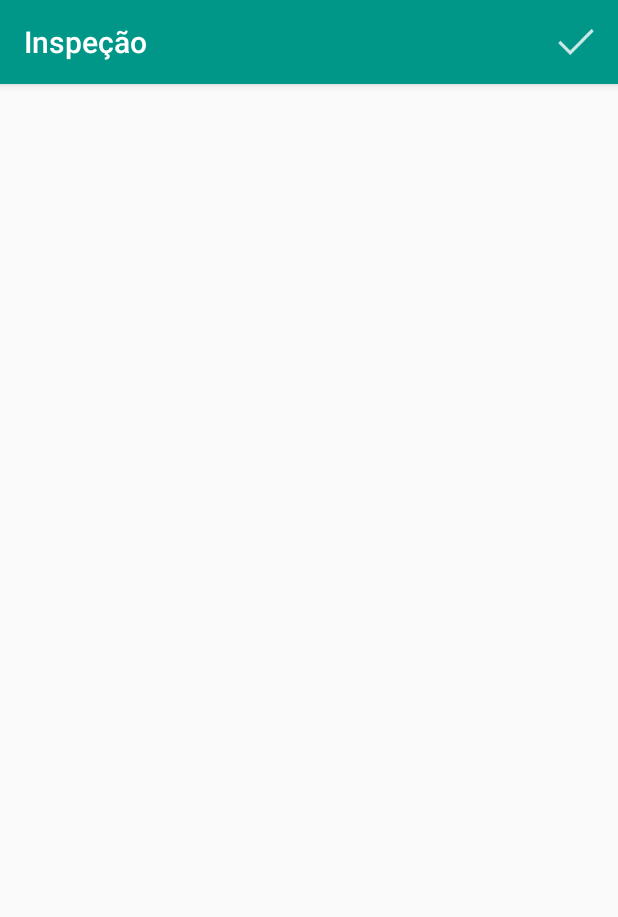
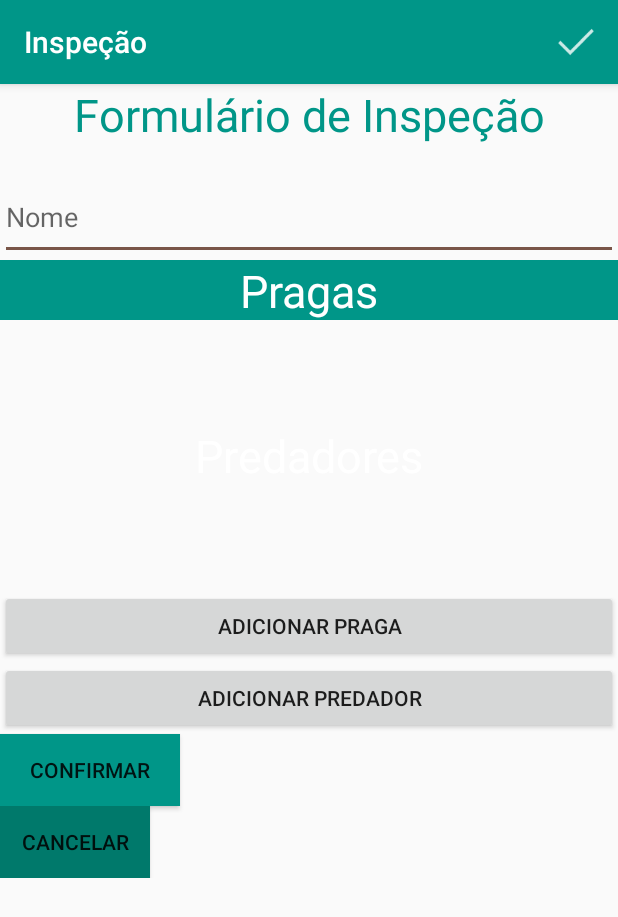
Before and after one commit to Embrapa-Hackaton/AgroHacker, an Android app: the InspectionFormController screen opened directly, with no data from a screen before it, on a phone screen of 412 x 824 dp. Shown: the top 917 px of the screen. Run offline under Robolectric (Android 15) with nearby library versions, the phone set to English and light mode, and no system bars.

Commit message:
Updates on Field Inspection methods

```diff
--- a/app/src/main/java/hackathon/embrapa/agrohacker/controller/InspectionFormController.java
+++ b/app/src/main/java/hackathon/embrapa/agrohacker/controller/InspectionFormController.java
@@ -1,30 +1,66 @@
 package hackathon.embrapa.agrohacker.controller;
 
+import android.content.Intent;
 import android.os.Bundle;
 import android.support.v7.app.AppCompatActivity;
 import android.support.v7.widget.Toolbar;
 import android.view.Menu;
 import android.view.MenuInflater;
 import android.view.MenuItem;
+import android.view.View;
+import android.widget.ArrayAdapter;
+import android.widget.Button;
+import android.widget.ListView;
 import android.widget.Toast;
 
+import java.util.ArrayList;
+
 import hackathon.embrapa.agrohacker.R;
+import hackathon.embrapa.agrohacker.model.NaturalPredator;
+import hackathon.embrapa.agrohacker.model.Prague;
 
 public class InspectionFormController extends AppCompatActivity {
+
+    Button confirmButton;
+    Button cancelButton;
+    Button addPragueButton;
+    Button addPredatorButton;
+
+
+    ArrayList<Prague> pragues = new ArrayList<Prague>();
+    ArrayList<NaturalPredator> predators = new ArrayList<NaturalPredator>();
+
+    ListView pragueList;
+    ListView predatorList;
+
     @Override
     public void onCreate(Bundle savedInstanceState) {
         super.onCreate(savedInstanceState);
-    //    setContentView(R.layout.activity_inspection_form);
-   //     toolbar();
+        setContentView(R.layout.activity_inspection_form);
+
+        pragueList = (ListView) findViewById(R.id.lv_pragas);
+        predatorList = (ListView) findViewById(R.id.lv_predadores);
+
+        confirmButton = (Button) findViewById(R.id.buttonConfirmFieldInspec);
+        cancelButton = (Button) findViewById(R.id.buttonCancelFieldInspec);
+        addPragueButton = (Button) findViewById(R.id.buttonAddPrague);
+        addPredatorButton = (Button) findViewById(R.id.buttonAddPredator);
     }
 
-    /*
-    private void toolbar() {
-        Toolbar mToolbar = (Toolbar) findViewById(R.id.include_inspection_toolbar_form);
-        setSupportActionBar(mToolbar);
-        getSupportActionBar().setTitle(R.string.inspection_form);
-        getSupportActionBar().setIcon(R.drawable.ic_app);
-    }*/
+    public void setNaturalPredators(NaturalPredator naturalPredator) {
+        predators.add(naturalPredator);
+        ArrayAdapter<NaturalPredator> predatorsAdapter = new ArrayAdapter<NaturalPredator>
+                (this, android.R.layout.simple_list_item_1, predators);
+        predatorList.setAdapter(predatorsAdapter);
+    }
+
+    public void setPragues(Prague prague) {
+        pragues.add(prague);
+        ArrayAdapter<Prague> praguesAdapter = new ArrayAdapter<Prague>
+                (this, android.R.layout.simple_list_item_1, pragues);
+        pragueList.setAdapter(praguesAdapter);
+    }
+
 
     @Override
     public boolean onCreateOptionsMenu(Menu menu) {
@@ -43,4 +79,21 @@ public class InspectionFormController extends AppCompatActivity {
         }
         return super.onOptionsItemSelected(item);
     }
+
+    public void addPrague(View view){
+        Intent intent = new Intent(InspectionFormController.this, ChoicePragueActivity.class);
+        startActivity(intent);
+    }
+
+    public void addPredator(View view){
+        Toast.makeText(this, "Em construção", Toast.LENGTH_SHORT).show();
+    }
+
+    public void confirmInspection(View view){
+        Toast.makeText(this, "Em construção", Toast.LENGTH_SHORT).show();
+    }
+
+    public void cancelInspection(View view){
+        Toast.makeText(this, "Em construção", Toast.LENGTH_SHORT).show();
+    }
 }
--- a/app/src/main/java/hackathon/embrapa/agrohacker/controller/PlotFormActivity.java
+++ b/app/src/main/java/hackathon/embrapa/agrohacker/controller/PlotFormActivity.java
@@ -88,7 +88,7 @@ public class PlotFormActivity extends AppCompatActivity {
                     Toast.LENGTH_LONG).show();
         }
         if (plantationD != null || harvestD != null) {
-           // plotController.addPlot("milho", plantationD, harvestD);
+
             finish();
         }
     }
--- a/app/src/main/java/hackathon/embrapa/agrohacker/controller/PragueListController.java
+++ b/app/src/main/java/hackathon/embrapa/agrohacker/controller/PragueListController.java
@@ -26,7 +26,7 @@ import hackathon.embrapa.agrohacker.model.Prague;
 
 public class PragueListController extends AppCompatActivity {
 
-    private ListView pragueList;
+    public ListView pragueList;
 
     @Override
     protected void onCreate(Bundle savedInstanceState) {
--- a/app/src/main/java/hackathon/embrapa/agrohacker/controller/PredatorListController.java
+++ b/app/src/main/java/hackathon/embrapa/agrohacker/controller/PredatorListController.java
@@ -25,7 +25,7 @@ import hackathon.embrapa.agrohacker.model.NaturalPredator;
 
 public class PredatorListController extends AppCompatActivity {
 
-    private ListView predatorList;
+    public ListView predatorList;
 
     @Override
     protected void onCreate(Bundle savedInstanceState) {
--- a/app/src/main/java/hackathon/embrapa/agrohacker/controller/TrapController.java
+++ b/app/src/main/java/hackathon/embrapa/agrohacker/controller/TrapController.java
@@ -23,13 +23,13 @@ import hackathon.embrapa.agrohacker.model.Trap;
 
 public class TrapController {
 
+    PlotController plotController;
     Marker trapMarker;
     Circle trapRange;
 
     public void createTrap(String pherormone, int duration, Date lastChange){
         Trap newTrap = new Trap(trapMarker, trapRange, lastChange, duration, pherormone);
-
-        //   plot.setTrap(newTrap);
+        plotController.setTrapOnPlot(newTrap);
     }
 
     public void addTrapOnMap(GoogleMap mGoogleMap, LatLng latLng, View mapView){
@@ -46,6 +46,7 @@ public class TrapController {
 
         MarkerOptions marker = new MarkerOptions()
                 .draggable(true)
+                .title("Armadilha")
                 .icon(BitmapDescriptorFactory.defaultMarker(BitmapDescriptorFactory.HUE_CYAN))
                 .position(new LatLng(latLng.latitude,latLng.longitude));
 
--- a/app/src/main/java/hackathon/embrapa/agrohacker/model/Plot.java
+++ b/app/src/main/java/hackathon/embrapa/agrohacker/model/Plot.java
@@ -1,6 +1,7 @@
 package hackathon.embrapa.agrohacker.model;
 
 import android.graphics.Color;
+import android.util.Log;
 
 import com.google.android.gms.maps.model.BitmapDescriptorFactory;
 import com.google.android.gms.maps.model.Marker;
@@ -123,6 +124,7 @@ public class Plot {
 
     public void setTrap(Trap trap) {
         this.traps.add(trap);
+        Log.i("Adicionou: ",traps.size()+"");
     }
 
 
--- a/app/src/main/res/layout/activity_inspection_form.xml
+++ b/app/src/main/res/layout/activity_inspection_form.xml
@@ -1,6 +1,7 @@
 <?xml version="1.0" encoding="utf-8"?>
 <ScrollView
     xmlns:android="http://schemas.android.com/apk/res/android"
+    xmlns:tools="http://schemas.android.com/tools"
     android:layout_height="match_parent"
     android:layout_width="match_parent">
 
@@ -10,14 +11,91 @@
         android:layout_width="match_parent"
         android:layout_height="match_parent">
 
-        <include layout="@layout/activity_toolbar_main"
-            android:id="@+id/include_inspection_toolbar_form" />
+        <TextView
+            android:text="Formulário de Inspeção"
+            android:textColor="@color/colorPrimary"
+            android:textSize="30dp"
+            android:layout_gravity="center"
+            android:textAlignment="center"
+            android:layout_width="match_parent"
+            android:id="@+id/textView2"
+            android:layout_height="60dp"/>
 
         <EditText android:hint="Nome"
-            android:layout_below="@+id/include_inspection_toolbar_form"
-            android:id="@+id/formulary_name"
+                  android:layout_below="@+id/include_inspection_toolbar_form"
+                  android:id="@+id/formulary_name"
+                  android:layout_width="match_parent"
+                  android:layout_height="57dp" />
+
+        <TextView
+            android:text="Pragas"
+            android:textAlignment="center"
+            android:textColor="@color/white"
+            android:textSize="30dp"
+            android:layout_gravity="center_vertical"
             android:layout_width="match_parent"
-            android:layout_height="wrap_content" />
+            android:layout_height="40dp"
+            android:id="@+id/textView3"
+            android:background="@color/colorPrimary"/>
+
+        <ListView
+            android:layout_width="match_parent"
+            android:layout_height="70dp"
+            android:id="@+id/lv_pragas">
+        </ListView>
+
+        <TextView
+            android:text="Predadores"
+            android:textAlignment="center"
+            android:textColor="@color/white"
+            android:textSize="30dp"
+            android:layout_gravity="center_vertical"
+            android:layout_width="match_parent"
+            android:layout_height="40dp"
+            android:id="@+id/textView4"
+            tools:background="@color/colorPrimary"/>
+
+        <ListView
+            android:layout_width="match_parent"
+            android:layout_height="70dp"
+            android:id="@+id/lv_predadores"/>
+
+        <LinearLayout
+            android:orientation="vertical"
+            android:layout_width="match_parent"
+            android:layout_height="match_parent">
+
+            <Button
+                android:text="Adicionar Praga"
+                android:onClick="addPrague"
+                android:layout_width="match_parent"
+                android:layout_height="wrap_content"
+                android:id="@+id/buttonAddPrague"/>
+
+            <Button
+                android:text="Adicionar Predador"
+                android:onClick="addPredator"
+                android:layout_width="match_parent"
+                android:layout_height="wrap_content"
+                android:id="@+id/buttonAddPredator"/>
+
+            <Button
+                android:text="Confirmar"
+                android:onClick="confirmInspection"
+                android:layout_width="120dp"
+                android:layout_height="wrap_content"
+                android:id="@+id/buttonConfirmFieldInspec"
+                android:background="@color/colorPrimary"/>
+
+            <Button
+                android:text="Cancelar"
+                android:onClick="cancelInspection"
+                android:layout_width="100dp"
+                android:layout_height="wrap_content"
+                android:id="@+id/buttonCancelFieldInspec"
+                android:background="@color/colorPrimaryDark"/>
+
+        </LinearLayout>
 
     </LinearLayout>
 </ScrollView>
--- a/app/src/main/res/layout/activity_trap_form.xml
+++ b/app/src/main/res/layout/activity_trap_form.xml
@@ -31,7 +31,7 @@
             android:layout_width="wrap_content"
             android:layout_height="wrap_content"
             android:text="Ferormônio"
-            android:id="@+id/culture_text_view"
+            android:id="@+id/pherormone_text_view"
             android:layout_marginRight="5dp"
             android:textSize="17dp"/>
 
@@ -105,7 +105,7 @@
             android:text="OK"
             android:layout_width="64dp"
             android:layout_height="match_parent"
-            android:id="@+id/confirmButton"
+            android:id="@+id/confirmTrapButton"
             android:onClick="confirmAddingTrap"
             android:background="@color/colorPrimary"/>
 
@@ -113,7 +113,7 @@
             android:text="Cancelar"
             android:layout_width="75dp"
             android:layout_height="match_parent"
-            android:id="@+id/cancelbutton"
+            android:id="@+id/cancelTrapButton"
             android:onClick="cancelAddingTrap"
             android:background="@color/colorPrimaryDark"
             android:layout_marginLeft="20dp"/>
--- a/app/src/main/res/values/colors.xml
+++ b/app/src/main/res/values/colors.xml
@@ -6,7 +6,7 @@
     <color name="white">#FFFFFF</color>
 
     <color name="colorPrimary">#009688</color>
-    <color name="colorPrimaryDark">#00796B</color>
+    <color name="colorPrimaryDark">#00796b</color>
     <color name="colorAccent">#795548</color>
     <color name="colorPrimarytext">#212121</color>
     <color name="colorBackground">#9DFEB0</color>
```
Also changed, not shown: app/src/main/AndroidManifest.xml (+34 -22 lines), app/src/main/java/hackathon/embrapa/agrohacker/controller/ChoicePragueActivity.java (added, +40 -0 lines), app/src/main/java/hackathon/embrapa/agrohacker/controller/ChoicePredatorActivity.java (added, +15 -0 lines), app/src/main/java/hackathon/embrapa/agrohacker/controller/FieldInspectionController.java (+15 -6 lines), app/src/main/java/hackathon/embrapa/agrohacker/controller/MapActivity.java (+30 -13 lines), app/src/main/java/hackathon/embrapa/agrohacker/controller/PlotController.java (+13 -0 lines), app/src/main/java/hackathon/embrapa/agrohacker/controller/TrapFormController.java (+46 -3 lines), app/src/main/res/layout/activity_choice_prague.xml (added, +29 -0 lines), app/src/main/res/layout/activity_choice_predator.xml (added, +29 -0 lines), app/src/main/res/layout/activty_notifications.xml (+10 -8 lines).
